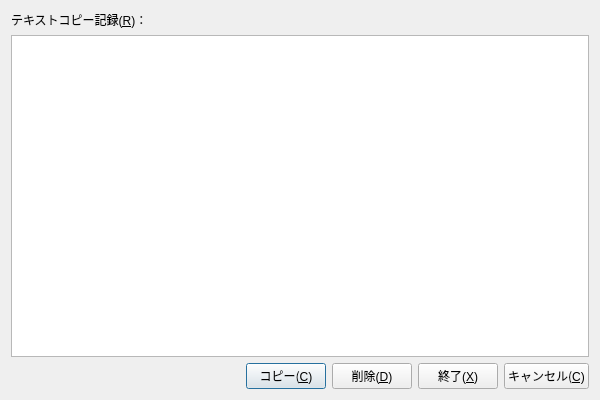
Above: MainDialog.ui from Aoi-hosizora/ClipboardMonitor before the change. Below: the same form after it.
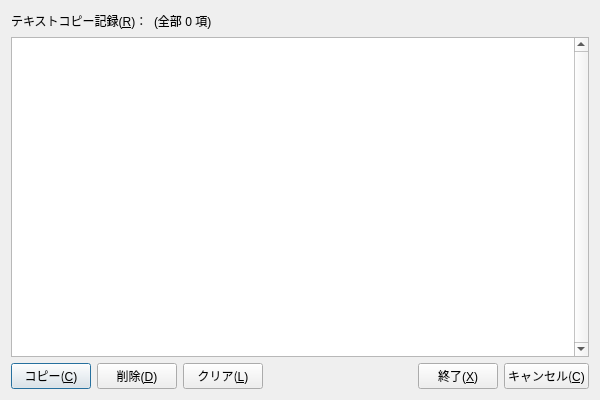
That is the form after the change.

Patch:
```diff
--- a/MainDialog.ui
+++ b/MainDialog.ui
@@ -20,33 +20,54 @@
   </property>
   <layout class="QVBoxLayout" name="verticalLayout">
    <item>
-    <widget class="QLabel" name="label">
-     <property name="text">
-      <string>テキストコピー記録(&amp;R)：</string>
+    <layout class="QHBoxLayout" name="horizontalLayout_2">
+     <item>
+      <widget class="QLabel" name="label">
+       <property name="text">
+        <string>テキストコピー記録(&amp;R)：</string>
+       </property>
+       <property name="buddy">
+        <cstring>listWidget</cstring>
+       </property>
+      </widget>
+     </item>
+     <item>
+      <widget class="QLabel" name="label_Koukei">
+       <property name="text">
+        <string>(全部 0 項)</string>
+       </property>
+      </widget>
+     </item>
+     <item>
+      <spacer name="horizontalSpacer_2">
+       <property name="orientation">
+        <enum>Qt::Horizontal</enum>
+       </property>
+       <property name="sizeHint" stdset="0">
+        <size>
+         <width>40</width>
+         <height>20</height>
+        </size>
+       </property>
+      </spacer>
+     </item>
+    </layout>
+   </item>
+   <item>
+    <widget class="QListWidget" name="listWidget">
+     <property name="frameShape">
+      <enum>QFrame::StyledPanel</enum>
      </property>
-     <property name="buddy">
-      <cstring>listWidget</cstring>
+     <property name="frameShadow">
+      <enum>QFrame::Sunken</enum>
+     </property>
+     <property name="verticalScrollBarPolicy">
+      <enum>Qt::ScrollBarAlwaysOn</enum>
      </property>
     </widget>
    </item>
-   <item>
-    <widget class="QListWidget" name="listWidget"/>
-   </item>
    <item>
     <layout class="QHBoxLayout" name="horizontalLayout">
-     <item>
-      <spacer name="horizontalSpacer">
-       <property name="orientation">
-        <enum>Qt::Horizontal</enum>
-       </property>
-       <property name="sizeHint" stdset="0">
-        <size>
-         <width>40</width>
-         <height>20</height>
-        </size>
-       </property>
-      </spacer>
-     </item>
      <item>
       <widget class="QPushButton" name="pushButton_Copy">
        <property name="text">
@@ -61,6 +82,26 @@
        </property>
       </widget>
      </item>
+     <item>
+      <widget class="QPushButton" name="pushButton_Clear">
+       <property name="text">
+        <string>クリア(&amp;L)</string>
+       </property>
+      </widget>
+     </item>
+     <item>
+      <spacer name="horizontalSpacer">
+       <property name="orientation">
+        <enum>Qt::Horizontal</enum>
+       </property>
+       <property name="sizeHint" stdset="0">
+        <size>
+         <width>40</width>
+         <height>20</height>
+        </size>
+       </property>
+      </spacer>
+     </item>
      <item>
       <widget class="QPushButton" name="pushButton_Exit">
        <property name="text">
```
